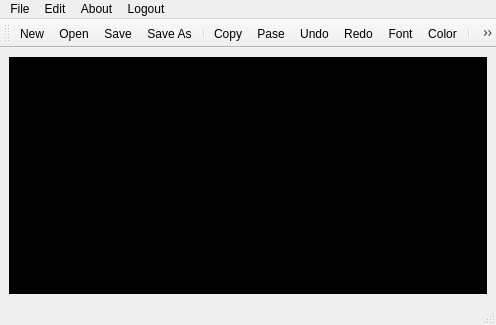
Qt form mainwindow.ui (stepin104734/NOTEPAD) before a commit.
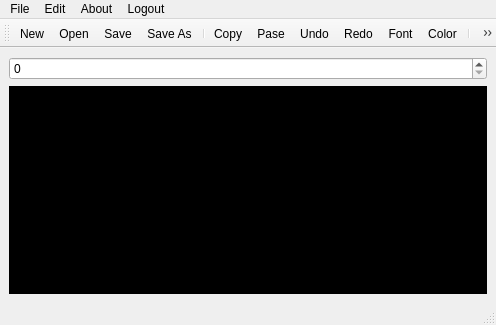
The same form after that commit. Icons and pictures are not drawn.

Commit message: added fontsize widget to toolbar

Patch:
```diff
--- a/mainwindow.ui
+++ b/mainwindow.ui
@@ -15,6 +15,9 @@
   </property>
   <widget class="QWidget" name="centralwidget">
    <layout class="QVBoxLayout" name="verticalLayout">
+    <item>
+     <widget class="QSpinBox" name="m_fontSize"/>
+    </item>
     <item>
      <widget class="QTextEdit" name="textEdit_Notepad">
       <property name="styleSheet">
```
The commit also changes 1 other file.
